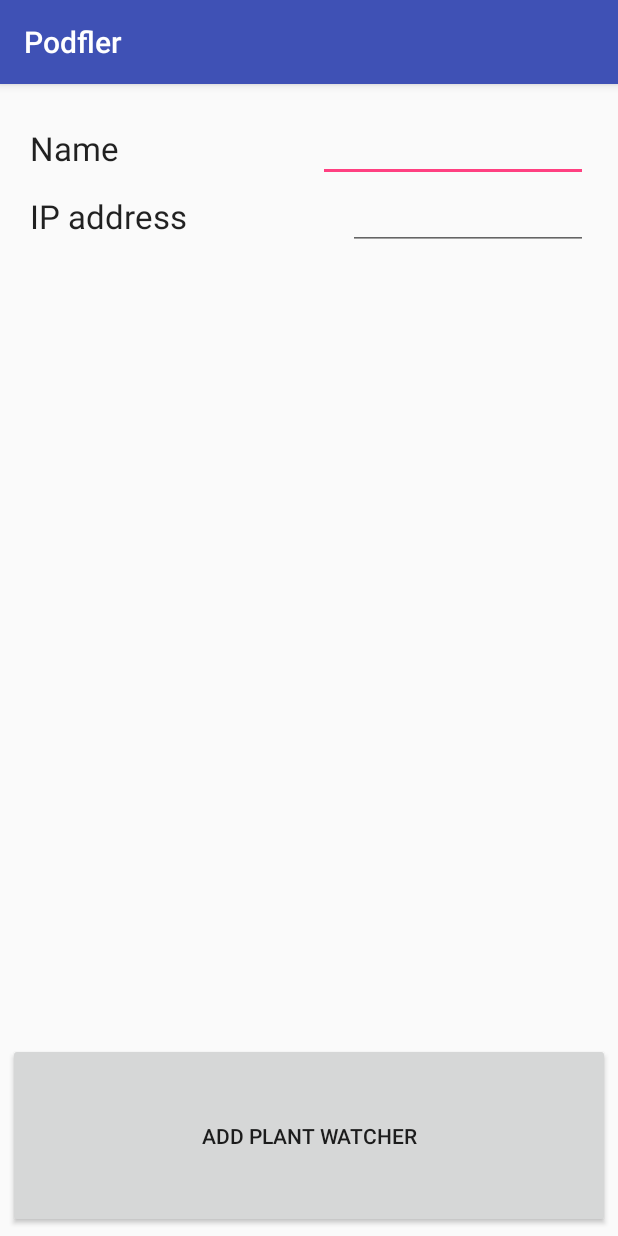
After one commit to Betree/Podfler, an Android app: the AddPlantActivity screen opened directly, with no data from a screen before it, on a phone screen of 412 x 824 dp. The commit adds this screen. Run offline under Robolectric (Android 15) with nearby library versions, the phone set to English and light mode, and no system bars.

Commit message:
Functional add plant + save and plant switch in menu

```diff
--- a/PodflerAndroid/app/src/main/AndroidManifest.xml
+++ b/PodflerAndroid/app/src/main/AndroidManifest.xml
@@ -18,6 +18,7 @@
                 <category android:name="android.intent.category.LAUNCHER" />
             </intent-filter>
         </activity>
+        <activity android:label="@string/app_name" android:name=".AddPlantActivity" android:windowSoftInputMode="adjustResize"/>
     </application>
 
 </manifest>
--- /dev/null
+++ b/PodflerAndroid/app/src/main/java/com/benjaminpiouffle/podfler/AddPlantActivity.java
@@ -0,0 +1,23 @@
+package com.benjaminpiouffle.podfler;
+
+import android.content.Intent;
+import android.os.Bundle;
+import android.support.v7.app.AppCompatActivity;
+import android.widget.Button;
+import android.widget.EditText;
+
+public class AddPlantActivity extends AppCompatActivity {
+    @Override
+    protected void onCreate(Bundle savedInstanceState) {
+        super.onCreate(savedInstanceState);
+        setContentView(R.layout.add_plant);
+        Button confirmButton = (Button) findViewById(R.id.add_plant_confirm_button);
+        confirmButton.setOnClickListener(v -> {
+            Intent returnIntent = new Intent();
+            returnIntent.putExtra("plantName", ((EditText)findViewById(R.id.inputPlantName)).getText().toString());
+            returnIntent.putExtra("plantIP", ((EditText)findViewById(R.id.inputPlantIP)).getText().toString());
+            setResult(RESULT_OK, returnIntent);
+            finish();
+        });
+    }
+}
--- a/PodflerAndroid/app/src/main/res/layout/activity_main.xml
+++ b/PodflerAndroid/app/src/main/res/layout/activity_main.xml
@@ -17,7 +17,7 @@
 
     <LinearLayout
         android:id="@+id/left_drawer"
-        android:layout_width="240dp"
+        android:layout_width="280dp"
         android:layout_height="match_parent"
         android:background="#ffffff"
         android:layout_gravity="start"
--- a/PodflerAndroid/app/src/main/res/layout/add_plant.xml
+++ b/PodflerAndroid/app/src/main/res/layout/add_plant.xml
@@ -1,12 +1,12 @@
 <?xml version="1.0" encoding="utf-8"?>
+
 <FrameLayout xmlns:android="http://schemas.android.com/apk/res/android" android:orientation="vertical" android:layout_width="match_parent" android:layout_height="match_parent">
-
-
     <LinearLayout
         android:orientation="vertical"
         android:layout_width="match_parent"
         android:layout_height="match_parent"
-        android:layout_gravity="center_horizontal|top">
+        android:layout_gravity="center_horizontal|top"
+        android:layout_margin="20dp">
 
         <RelativeLayout
             android:layout_width="match_parent"
@@ -17,17 +17,18 @@
                 android:layout_height="wrap_content"
                 android:textAppearance="?android:attr/textAppearanceLarge"
                 android:text="@string/name"
-                android:id="@+id/textView3"
+                android:layout_centerVertical="true"
                 android:layout_alignParentLeft="true"
-                android:layout_alignParentStart="true" />
+                android:layout_alignParentStart="true"/>
 
             <EditText
                     android:layout_width="180dp"
                     android:layout_height="wrap_content"
-                    android:id="@+id/editText"
-                android:layout_gravity="right"
-                android:layout_alignParentEnd="true"
-                android:layout_alignParentRight="true" />
+                    android:id="@+id/inputPlantName"
+                    android:layout_gravity="right"
+                    android:layout_alignParentEnd="true"
+                    android:layout_alignParentRight="true"
+                    android:gravity="right"/>
         </RelativeLayout>
 
         <RelativeLayout
@@ -39,26 +40,27 @@
                     android:layout_height="wrap_content"
                     android:textAppearance="?android:attr/textAppearanceLarge"
                     android:text="@string/ip_address"
-                    android:id="@+id/textView2"
-                android:layout_alignParentLeft="true"
-                android:layout_alignParentStart="true" />
+                    android:layout_centerVertical="true"
+                    android:layout_alignParentLeft="true"
+                    android:layout_alignParentStart="true"/>
 
             <EditText
                 android:layout_width="160dp"
                 android:layout_height="wrap_content"
-                android:id="@+id/editText2"
+                android:id="@+id/inputPlantIP"
                 android:layout_gravity="top|right"
                 android:layout_alignParentEnd="true"
-                android:layout_alignParentRight="true" />
+                android:layout_alignParentRight="true"
+                android:gravity="right"/>
         </RelativeLayout>
 
     </LinearLayout>
 
     <Button
         android:layout_width="fill_parent"
-        android:layout_height="wrap_content"
+        android:layout_height="123dp"
         android:text="@string/add_plant_watcher"
-        android:id="@+id/button2"
+        android:id="@+id/add_plant_confirm_button"
         android:layout_gravity="center_horizontal|bottom"
         android:layout_marginLeft="5dp"
         android:layout_marginRight="5dp"
```
Also changed, not shown: PodflerAndroid/app/src/main/java/com/benjaminpiouffle/podfler/MainActivity.java (+72 -8 lines), PodflerAndroid/app/src/main/java/com/benjaminpiouffle/podfler/PlantWatcherAdapter.java (+9 -0 lines), PodflerAndroid/app/src/main/java/com/benjaminpiouffle/podfler/PlantWatchersManager.java (+15 -16 lines), PodflerAndroid/app/src/main/res/layout/content_main.xml (+4 -4 lines), PodflerAndroid/app/src/main/res/layout/nav_header_main.xml (+16 -13 lines).
